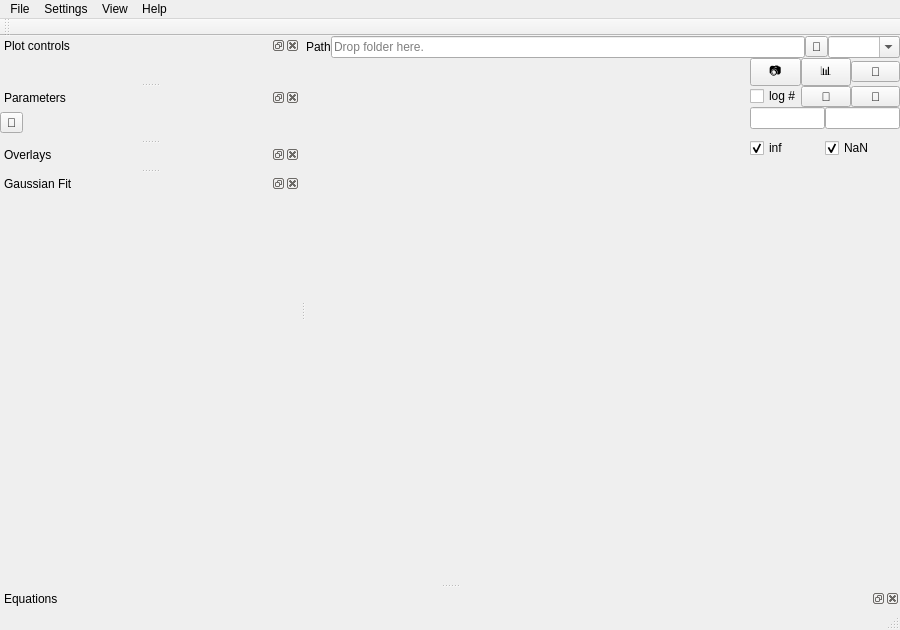
Old version of the form ndxplorer/plotting/plot_main.ui in the repository tpeulen/ndxplorer.
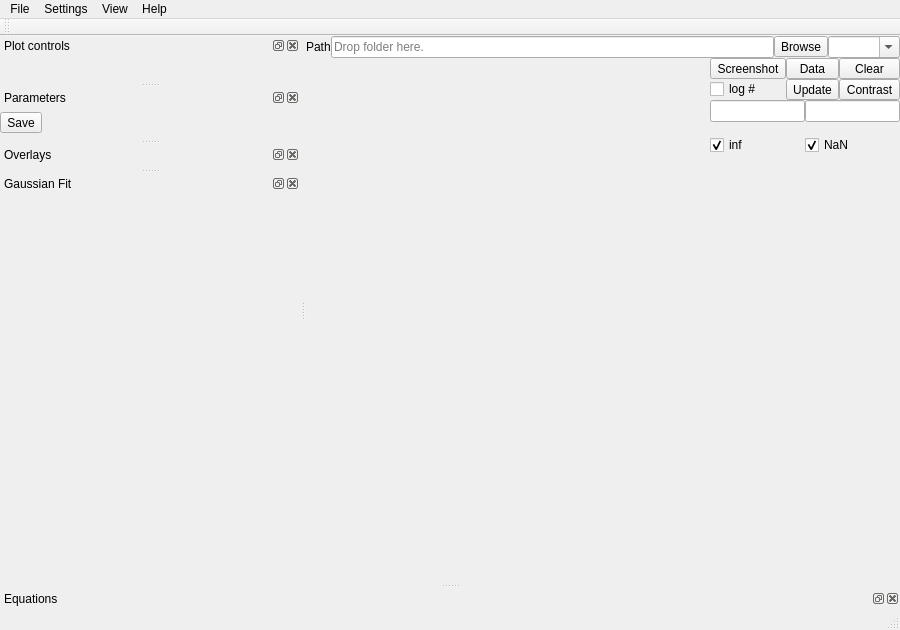
New version of the form. Icons and pictures are not drawn.

```diff
--- a/ndxplorer/plotting/plot_main.ui
+++ b/ndxplorer/plotting/plot_main.ui
@@ -62,7 +62,7 @@
           <string>Change working path</string>
          </property>
          <property name="text">
-          <string>📁</string>
+          <string>Browse</string>
          </property>
         </widget>
       </item>
@@ -292,7 +292,7 @@
                   <string>Data</string>
                  </property>
                  <property name="text">
-                  <string>📊</string>
+                  <string>Data</string>
                  </property>
                 </widget>
                </item>
@@ -314,7 +314,7 @@
                   <string>Contrast</string>
                  </property>
                  <property name="text">
-                  <string>🎨</string>
+                  <string>Contrast</string>
                  </property>
                 </widget>
                </item>
@@ -384,7 +384,7 @@
                    <string>Update plot</string>
                   </property>
                   <property name="text">
-                   <string>🔄</string>
+                   <string>Update</string>
                   </property>
                  </widget>
                 </item>
@@ -409,7 +409,7 @@
                    <string>Clear plot</string>
                   </property>
                   <property name="text">
-                   <string>🧹</string>
+                   <string>Clear</string>
                   </property>
                  </widget>
                 </item>
@@ -431,7 +431,7 @@
                   <string>Screenshot</string>
                  </property>
                  <property name="text">
-                  <string>📷</string>
+                  <string>Screenshot</string>
                  </property>
                 </widget>
                </item>
@@ -670,7 +670,7 @@
            <string>Save parameters</string>
           </property>
           <property name="text">
-           <string>💾</string>
+           <string>Save</string>
           </property>
          </widget>
        </item>
```
